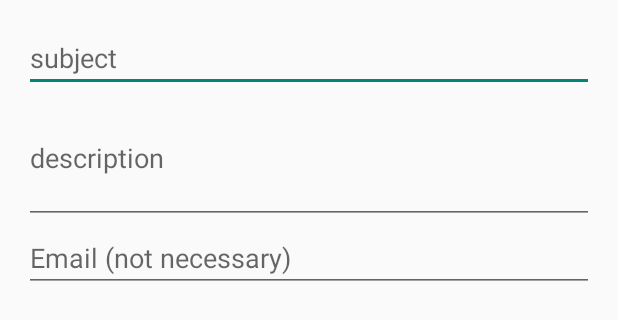
After one commit to Deforkk/SnapStock1, an Android app built with Jetpack Compose: the layout report_problem_dialog.xml on its own in the app's theme, with its tools: preview values and no code run, on a phone screen of 412 x 824 dp. The commit adds this screen. Shown: the top 320 px of the screen. Run offline under Robolectric (Android 15) with nearby library versions, the phone set to English and light mode, and no system bars.

Commit message:
Report Problem

```diff
--- /dev/null
+++ b/app/src/main/res/layout/report_problem_dialog.xml
@@ -0,0 +1,29 @@
+<?xml version="1.0" encoding="utf-8"?>
+<LinearLayout xmlns:android="http://schemas.android.com/apk/res/android"
+    android:layout_width="match_parent"
+    android:layout_height="wrap_content"
+    android:orientation="vertical"
+    android:padding="16dp">
+
+    <EditText
+        android:id="@+id/subjectEditText"
+        android:layout_width="match_parent"
+        android:layout_height="wrap_content"
+        android:hint="subject" />
+
+    <EditText
+        android:id="@+id/descriptionEditText"
+        android:layout_width="match_parent"
+        android:layout_height="wrap_content"
+        android:hint="description"
+        android:inputType="textMultiLine"
+        android:lines="3" />
+
+    <EditText
+        android:id="@+id/emailEditText"
+        android:layout_width="match_parent"
+        android:layout_height="wrap_content"
+        android:hint="Email (not necessary)"
+        android:inputType="textEmailAddress" />
+
+</LinearLayout>
--- a/gradle/libs.versions.toml
+++ b/gradle/libs.versions.toml
@@ -1,5 +1,5 @@
 [versions]
-agp = "8.7.2"
+agp = "8.7.3"
 googleServices = "4.4.2"
 kotlin = "1.9.24"
 coreKtx = "1.15.0"
```
Also changed, not shown: app/src/main/java/com/example/snapstock1/SettingsFragment.kt (+35 -0 lines), app/src/main/java/com/example/snapstock1/UserManager.kt (+20 -0 lines), app/src/main/res/layout/fragment_settings.xml (+7 -0 lines), 1 other file.
